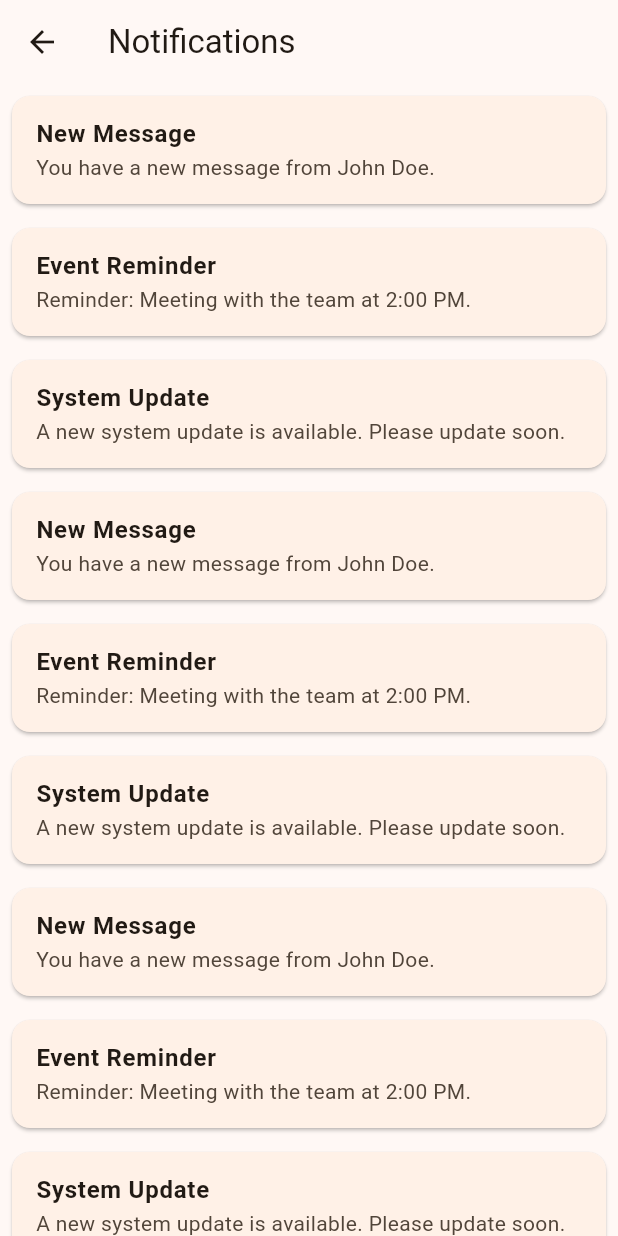
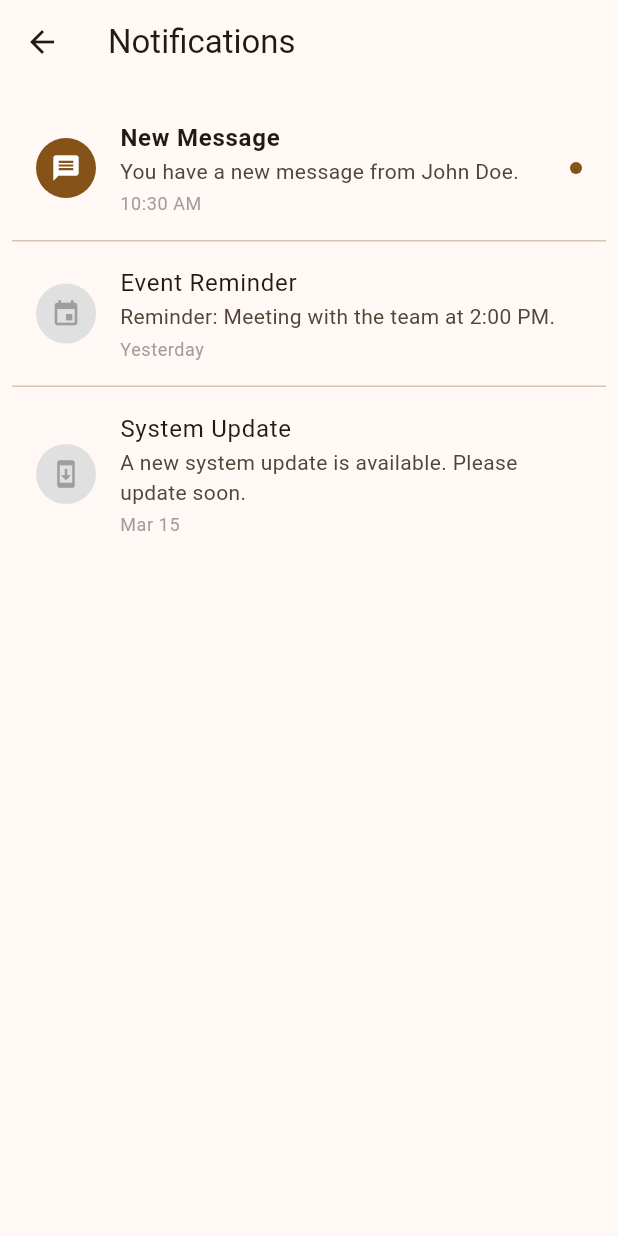
Before and after one commit to Gagendraghalley/Desuung-APP, a Flutter app: the NotificationScreen screen opened directly, on a phone screen of 412 x 824 dp. Run offline on Flutter 3.47's test engine with Material 3 defaults, Android fonts, the phone set to English and light mode, and no system bars.

Commit message:
pushing new changes

```diff
--- a/lib/main.dart
+++ b/lib/main.dart
@@ -1,7 +1,6 @@
 import 'package:flutter/material.dart';
 import 'screens/announcement_screen.dart';
 import 'screens/dashboard_screen.dart';
-import 'screens/login_screen.dart';
 import 'screens/profile_screen.dart';
 import 'screens/notification_screen.dart';
 import 'screens/splash_screen.dart';
@@ -17,6 +16,7 @@
   @override
   Widget build(BuildContext context) {
     return MaterialApp(
+      debugShowCheckedModeBanner: false,
       title: 'Flutter Demo',
       theme: ThemeData(
         colorScheme: ColorScheme.fromSeed(seedColor: Colors.orange),
@@ -29,7 +29,7 @@
 
 
 class MainScreen extends StatefulWidget {
-  const MainScreen({Key? key}) : super(key: key);
+  const MainScreen({super.key});
 
   @override
   State<MainScreen> createState() => _MainScreenState();
@@ -37,7 +37,7 @@
 
 class _MainScreenState extends State<MainScreen> {
   int _selectedIndex = 0;
-  static List<Widget> _widgetOptions = <Widget>[
+  static final List<Widget> _widgetOptions = <Widget>[
     DashboardScreen(),
     AnnouncementScreen(),
     NotificationScreen(),
--- a/lib/screens/dashboard_screen.dart
+++ b/lib/screens/dashboard_screen.dart
@@ -5,6 +5,8 @@
 import 'notification_screen.dart';
 
 class DashboardScreen extends StatelessWidget {
+  const DashboardScreen({super.key});
+
   @override
   Widget build(BuildContext context) {
     return Scaffold(
@@ -157,9 +159,9 @@
       ),
       floatingActionButton: FloatingActionButton(
         onPressed: () {},
-        child: Icon(Icons.add, color: Colors.white),
         backgroundColor: Colors.blue[800],
         elevation: 4,
+        child: Icon(Icons.add, color: Colors.white),
       ),
     );
   }
--- a/lib/screens/notification_screen.dart
+++ b/lib/screens/notification_screen.dart
@@ -1,66 +1,158 @@
 import 'package:flutter/material.dart';
 
 class NotificationScreen extends StatelessWidget {
-  final List<Map<String, String>> notifications = [
-    {
-      'title': 'New Message',
-      'description': 'You have a new message from John Doe.',
-    },
-    {
-      'title': 'Event Reminder',
-      'description': 'Reminder: Meeting with the team at 2:00 PM.',
-    },
-    {
-      'title': 'System Update',
-      'description': 'A new system update is available. Please update soon.',
-    },
-        {
-      'title': 'New Message',
-      'description': 'You have a new message from John Doe.',
-    },
-    {
-      'title': 'Event Reminder',
-      'description': 'Reminder: Meeting with the team at 2:00 PM.',
-    },
-    {
-      'title': 'System Update',
-      'description': 'A new system update is available. Please update soon.',
-    },
-        {
-      'title': 'New Message',
-      'description': 'You have a new message from John Doe.',
-    },
-    {
-      'title': 'Event Reminder',
-      'description': 'Reminder: Meeting with the team at 2:00 PM.',
-    },
-    {
-      'title': 'System Update',
-      'description': 'A new system update is available. Please update soon.',
-    },
+  final List<NotificationItem> notifications = [
+    NotificationItem(
+      title: 'New Message',
+      description: 'You have a new message from John Doe.',
+      time: '10:30 AM',
+      isRead: false,
+    ),
+    NotificationItem(
+      title: 'Event Reminder',
+      description: 'Reminder: Meeting with the team at 2:00 PM.',
+      time: 'Yesterday',
+      isRead: true,
+    ),
+    NotificationItem(
+      title: 'System Update',
+      description: 'A new system update is available. Please update soon.',
+      time: 'Mar 15',
+      isRead: true,
+    ),
   ];
+
+  NotificationScreen({super.key});
 
   @override
   Widget build(BuildContext context) {
     return Scaffold(
       appBar: AppBar(
-        title: Text('Notifications'),
+        title: const Text('Notifications'),
       ),
-      body: ListView.builder(
-        itemCount: notifications.length,
-        itemBuilder: (context, index) {
-          return Card(
-            margin: EdgeInsets.all(8.0),
-            child: ListTile(
-              title: Text(
-                notifications[index]['title']!,
-                style: TextStyle(fontWeight: FontWeight.bold),
-              ),
-              subtitle: Text(notifications[index]['description']!),
-            ),
-          );
-        },
-      ),
+      body: NotificationListView(notifications: notifications),
     );
   }
 }
+
+class NotificationItem {
+  final String title;
+  final String description;
+  final String time;
+  final bool isRead;
+
+  const NotificationItem({
+    required this.title,
+    required this.description,
+    required this.time,
+    required this.isRead,
+  });
+}
+
+class NotificationListView extends StatelessWidget {
+  final List<NotificationItem> notifications;
+
+  const NotificationListView({
+    super.key,
+    required this.notifications,
+  });
+
+  @override
+  Widget build(BuildContext context) {
+    return ListView.separated(
+      padding: const EdgeInsets.all(8.0),
+      itemCount: notifications.length,
+      separatorBuilder: (context, index) => const Divider(height: 1),
+      itemBuilder: (context, index) {
+        final notification = notifications[index];
+        return NotificationTile(
+          notification: notification,
+          onTap: () {
+            // Handle notification tap
+            ScaffoldMessenger.of(context).showSnackBar(
+              SnackBar(content: Text('Selected: ${notification.title}')),
+            );
+          },
+        );
+      },
+    );
+  }
+}
+
+class NotificationTile extends StatelessWidget {
+  final NotificationItem notification;
+  final VoidCallback onTap;
+
+  const NotificationTile({
+    super.key,
+    required this.notification,
+    required this.onTap,
+  });
+
+  @override
+  Widget build(BuildContext context) {
+    return ListTile(
+      contentPadding: const EdgeInsets.symmetric(
+        horizontal: 16.0,
+        vertical: 8.0,
+      ),
+      leading: CircleAvatar(
+        backgroundColor: notification.isRead
+            ? Colors.grey[300]
+            : Theme.of(context).colorScheme.primary,
+        child: Icon(
+          _getNotificationIcon(notification.title),
+          color: notification.isRead ? Colors.grey : Colors.white,
+          size: 20,
+        ),
+      ),
+      title: Text(
+        notification.title,
+        style: TextStyle(
+          fontWeight: notification.isRead ? FontWeight.normal : FontWeight.bold,
+        ),
+      ),
+      subtitle: Column(
+        crossAxisAlignment: CrossAxisAlignment.start,
+        children: [
+          Text(notification.description),
+          const SizedBox(height: 4),
+          Text(
+            notification.time,
+            style: Theme.of(context).textTheme.bodySmall?.copyWith(
+                  color: Colors.grey,
+                ),
+          ),
+        ],
+      ),
+      trailing: notification.isRead
+          ? null
+          : Container(
+              width: 8,
+              height: 8,
+              decoration: BoxDecoration(
+                color: Theme.of(context).colorScheme.primary,
+                shape: BoxShape.circle,
+              ),
+            ),
+      onTap: onTap,
+    );
+  }
+
+  IconData _getNotificationIcon(String title) {
+    switch (title) {
+      case 'New Message':
+        return Icons.message;
+      case 'Event Reminder':
+        return Icons.event;
+      case 'System Update':
+        return Icons.system_update;
+      case 'Payment Received':
+        return Icons.payment;
+      case 'Account Security':
+        return Icons.security;
+      default:
+        return Icons.notifications;
+    }
+  }
+}
--- a/lib/screens/profile_screen.dart
+++ b/lib/screens/profile_screen.dart
@@ -1,6 +1,8 @@
 import 'package:flutter/material.dart';
 
 class ProfileScreen extends StatefulWidget {
+  const ProfileScreen({super.key});
+
   @override
   _ProfileScreenState createState() => _ProfileScreenState();
 }
--- a/lib/screens/splash_screen.dart
+++ b/lib/screens/splash_screen.dart
@@ -2,6 +2,8 @@
 import 'login_screen.dart';
 
 class SplashScreen extends StatefulWidget {
+  const SplashScreen({super.key});
+
   @override
   _SplashScreenState createState() => _SplashScreenState();
 }
--- a/pubspec.yaml
+++ b/pubspec.yaml
@@ -1,4 +1,4 @@
-name: myapp
+name: desuungapp
 description: "A new Flutter project."
 # The following line prevents the package from being accidentally published to
 # pub.dev using `flutter pub publish`. This is preferred for private packages.
```
Also changed, not shown: lib/screens/change_password_screen.dart (+95 -78 lines), lib/screens/login_screen.dart (+11 -0 lines), 3 other files. Lines whose indentation alone changed are shown as unchanged.
